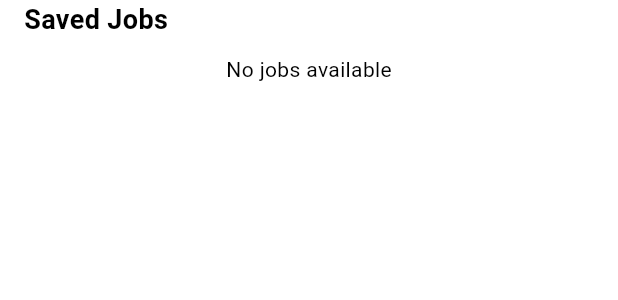
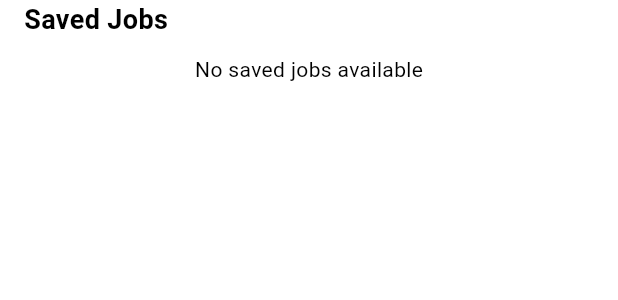
Before and after one commit to Mistire/flutter-projects, a Flutter app: the WorkExperience widget shown alone on an empty page, opened directly, on a phone screen of 412 x 824 dp. Shown: the top 300 px of the screen. Run offline on Flutter 3.47's test engine with Material 3 defaults, Android fonts, the phone set to English and light mode, and no system bars; our stand-ins replace cloud_firestore, firebase_auth, firebase_core, firebase_storage, font_awesome_flutter, image_picker; accounts and stored records are empty.

Commit message:
Add screenshots

```diff
--- a/job_finder_app/lib/screen/home/widgets/job_list.dart
+++ b/job_finder_app/lib/screen/home/widgets/job_list.dart
@@ -1,18 +1,26 @@
 import 'package:cloud_firestore/cloud_firestore.dart';
 import 'package:flutter/material.dart';
-import 'package:job_finder_app/models/job.dart';
-import 'package:job_finder_app/screen/home/widgets/job_item.dart';
 
+import '../../../models/job.dart';
 import 'job_detail.dart';
+import 'job_item.dart';
 
 class JobList extends StatelessWidget {
-  JobList({super.key});
+  final bool onlyBookmarked; // Parameter to filter jobs
+
+  JobList({super.key, this.onlyBookmarked = false}); // Default shows all jobs
 
   final FirebaseFirestore _firestore = FirebaseFirestore.instance;
 
-  // Fetching job data from Firestore
+  // Fetching job data from Firestore with optional filtering
   Stream<List<Job>> _getJobs() {
-    return _firestore.collection('jobs').snapshots().map((snapshot) {
+    Query query = _firestore.collection('jobs');
+
+    if (onlyBookmarked) {
+      query = query.where('isMark', isEqualTo: true); // Filter bookmarked jobs
+    }
+
+    return query.snapshots().map((snapshot) {
       return snapshot.docs.map((doc) {
         return Job(
           id: doc.id,
@@ -42,7 +50,11 @@ class JobList extends StatelessWidget {
         }
 
         if (!snapshot.hasData || snapshot.data!.isEmpty) {
-          return Center(child: Text('No jobs available'));
+          return Center(
+            child: Text(
+              onlyBookmarked ? 'No saved jobs available' : 'No jobs available',
+            ),
+          );
         }
 
         final jobList = snapshot.data!;
--- a/job_finder_app/lib/screen/profile/widgets/work_experience.dart
+++ b/job_finder_app/lib/screen/profile/widgets/work_experience.dart
@@ -19,7 +19,7 @@ class WorkExperience extends StatelessWidget {
             ),
           ),
           const SizedBox(height: 10),
-          JobList(),
+          JobList(onlyBookmarked: true), // Display only saved jobs
         ],
       ),
     );
```
